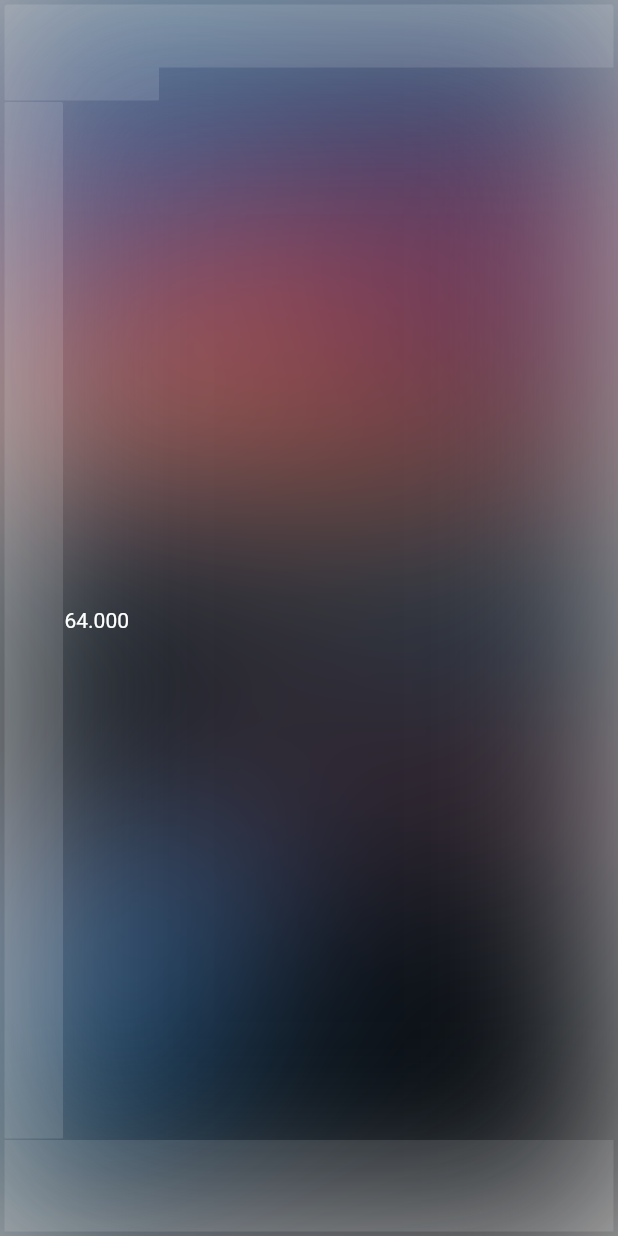
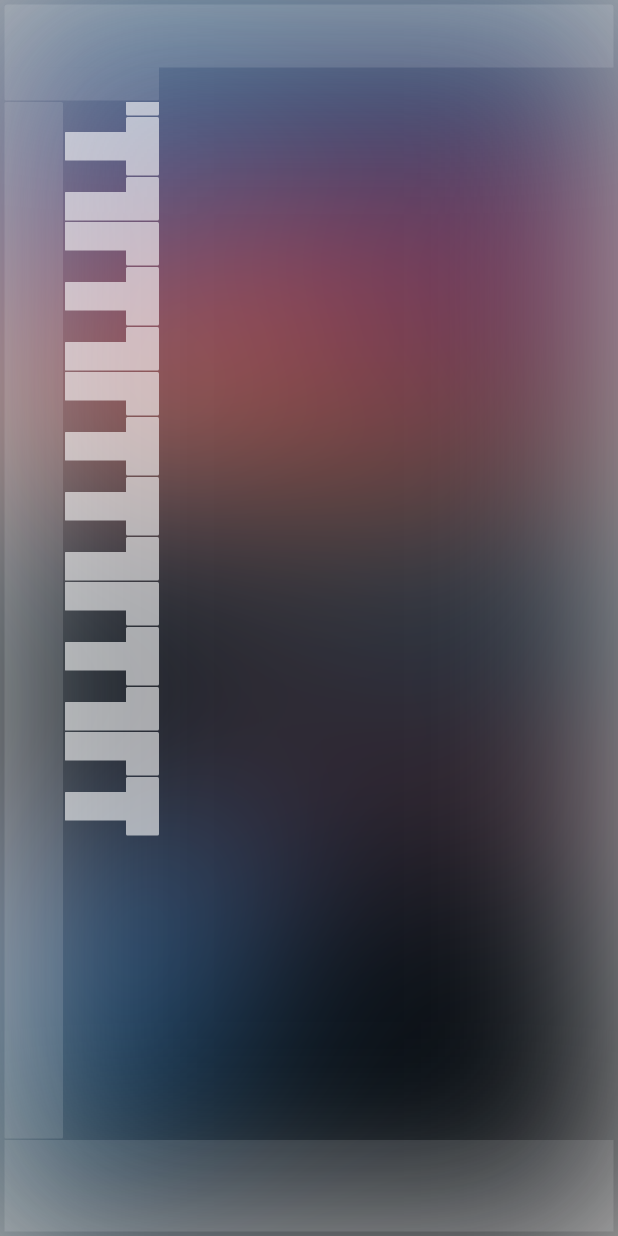
Before and after one commit to anthem-audio/flutter_piano_roll, a Flutter app: the screen it shows after launch, on a phone screen of 412 x 824 dp. Run offline on Flutter 3.47's test engine with Material 2 defaults, Android fonts, the light colour scheme and no system bars; our stand-ins replace flutter_hooks.

Commit message:
Add piano control with white keys

```diff
--- a/lib/piano_roll.dart
+++ b/lib/piano_roll.dart
@@ -129,8 +129,8 @@ KeyType getKeyType(int key) {
     case 1:
     case 4:
     case 6:
-    case 8:
-    case 10:
+    case 9:
+    case 11:
       return KeyType.BLACK;
     default:
       return KeyType.WHITE;
@@ -182,7 +182,6 @@ class _PianoControl extends HookWidget {
           onPointerDown: (e) {
             startPixelValue.value = e.localPosition.dy;
             startTopKeyValue.value = keyValueAtTop;
-            print(startTopKeyValue.value);
           },
           onPointerMove: (e) {
             final keyDelta =
@@ -193,8 +192,104 @@ class _PianoControl extends HookWidget {
         SizedBox(
           width: 1,
         ),
-        Text(keyValueAtTop.toStringAsFixed(3)),
+        Expanded(
+          child: Container(
+            // clipBehavior: Clip.hardEdge,
+            child: Stack(
+              children: (() {
+                var keys = <Widget>[];
+                double keyPosAccumulator = -(keyValueAtTop * keyHeight);
+                for (var i = 87; i >= 0; i--) {
+                  if (getKeyType(i) == KeyType.WHITE) {
+                    var notchType = getNotchType(i);
+                    var hasTopNotch = notchType == NotchType.ABOVE ||
+                        notchType == NotchType.BOTH;
+
+                    keys.add(
+                      Positioned(
+                        top: keyPosAccumulator -
+                            (hasTopNotch ? keyHeight / 2 : 0),
+                        left: 0,
+                        right: 0,
+                        child: _WhiteKey(
+                          keyNumber: i,
+                        ),
+                      ),
+                    );
+                  } else {}
+
+                  keyPosAccumulator += keyHeight;
+                }
+                return keys;
+              })(),
+            ),
+          ),
+        ),
       ],
     );
   }
 }
+
+class _WhiteKey extends HookWidget {
+  const _WhiteKey({Key? key, required this.keyNumber}) : super(key: key);
+
+  final int keyNumber;
+
+  @override
+  Widget build(BuildContext context) {
+    var notchType = getNotchType(keyNumber);
+    double widgetHeight = notchType == NotchType.BOTH ? 40 : 30;
+    var hasTopNotch =
+        notchType == NotchType.BOTH || notchType == NotchType.ABOVE;
+    var hasBottomNotch =
+        notchType == NotchType.BOTH || notchType == NotchType.BELOW;
+
+    // 41 / 22
+
+    return SizedBox(
+      height: widgetHeight,
+      child: Column(
+        children: [
+          Expanded(
+            child: Row(
+              children: [
+                Expanded(
+                  child: Column(
+                    children: [
+                      SizedBox(height: hasTopNotch ? 10 : 0),
+                      Expanded(
+                        child: Container(
+                          decoration: BoxDecoration(
+                            borderRadius: BorderRadius.only(
+                              topLeft: Radius.circular(1),
+                              bottomLeft: Radius.circular(1),
+                            ),
+                            color: Color(0xFFFFFFFF).withOpacity(0.6),
+                          ),
+                        ),
+                      ),
+                      SizedBox(height: hasBottomNotch ? 10 : 0),
+                    ],
+                  ),
+                ),
+                Container(
+                  width: 22,
+                  decoration: BoxDecoration(
+                    borderRadius: BorderRadius.only(
+                      topLeft: Radius.circular(hasTopNotch ? 1 : 0),
+                      bottomLeft: Radius.circular(hasBottomNotch ? 1 : 0),
+                      topRight: Radius.circular(1),
+                      bottomRight: Radius.circular(1),
+                    ),
+                    color: Color(0xFFFFFFFF).withOpacity(0.6),
+                  ),
+                ),
+              ],
+            ),
+          ),
+          SizedBox(height: 1),
+        ],
+      ),
+    );
+  }
+}
```
